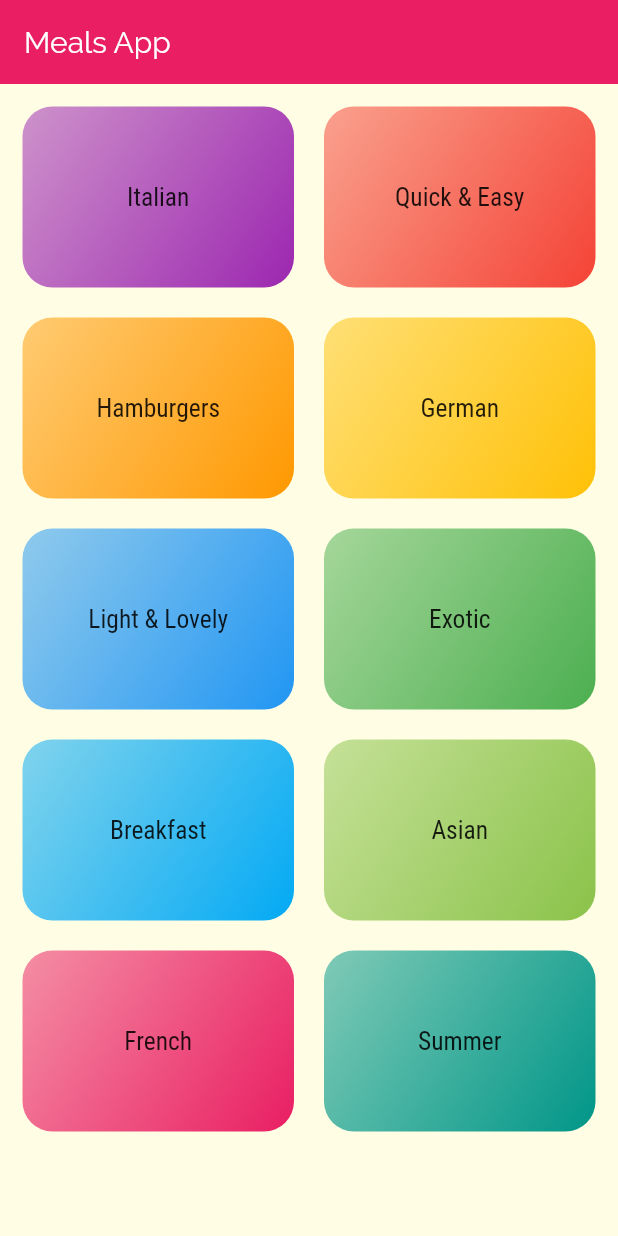
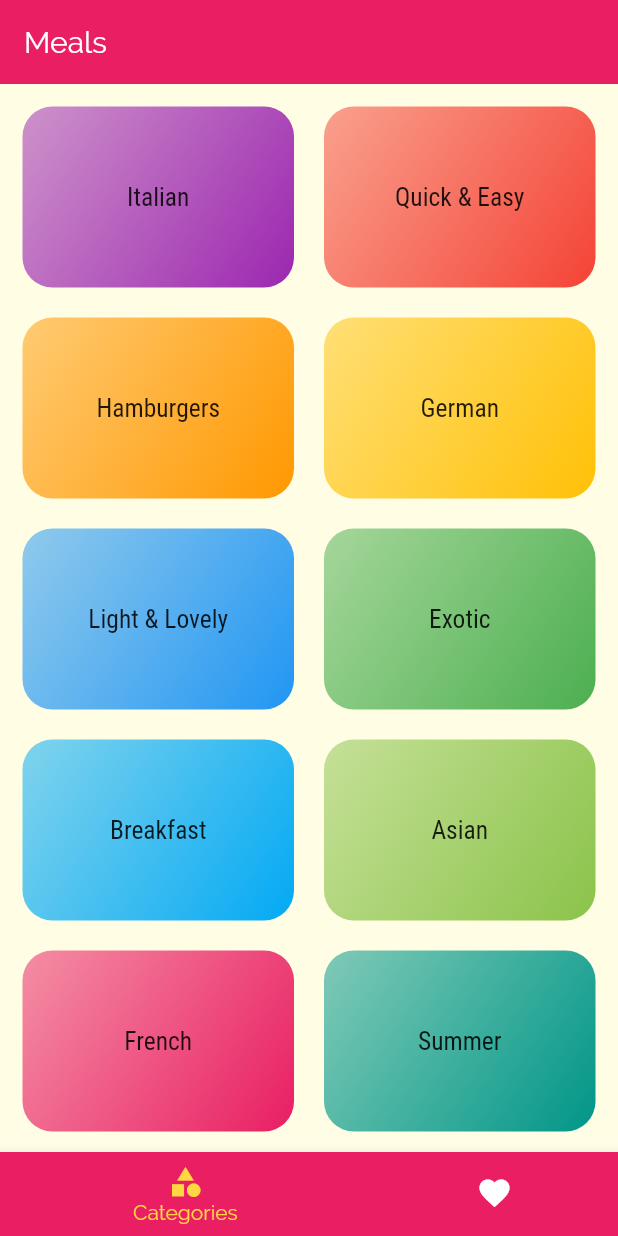
Before and after one commit to Annas-Furquan-Pasha/Meals-App, a Flutter app: the screen it shows after launch, on a phone screen of 412 x 824 dp. Run offline on Flutter 3.47's test engine with Material 2 defaults, Android fonts, the phone set to English and light mode, and no system bars.

Commit message:
...added some screens

```diff
--- a/lib/main.dart
+++ b/lib/main.dart
@@ -1,6 +1,6 @@
 import 'package:flutter/material.dart';
-import 'package:meals_app/screen/meal_steps.dart';
-import 'screen/home.dart';
+import 'package:meals_app/screen/meal_screen.dart';
+import './screen/tabs_screen.dart';
 import './screen/category_screen.dart';
 
 void main() => runApp(MaterialApp(
@@ -12,7 +12,7 @@ void main() => runApp(MaterialApp(
     fontFamily: 'Raleway',
   ),
   routes:{
-    '/' : (context) => const Home(),
+    '/' : (context) => const TabsScreen(),
     '/categoryScreen' : (context) => const CategoryScreen(),
     '/Meal_Screen': (context) => const MealSteps(),
   },
--- a/lib/screen/home.dart
+++ b/lib/screen/home.dart
@@ -11,20 +11,9 @@ class Home extends StatefulWidget {
 
 class _HomeState extends State<Home> {
 
-  // final List<Category> categories = [
-  //   const Category(id: 'c1', title: 'italian', color: Colors.red),
-  //   const Category(id: 'c2', title: 'mexican'),
-  //   const Category(id: 'c3', title: 'indian', color: Colors.blueAccent),
-  //   const Category(id: 'c4', title: 'chinese'),
-  //   const Category(id: 'c5', title: 'thai'),
-  //   const Category(id: 'c6', title: 'japanese'),
-  //   const Category(id: 'c7', title: 'english', color: Colors.amber),
-  //   const Category(id: 'c8', title: 'vegetarian'),
-  // ];
-
   final appBar = AppBar(
     elevation: 0.0,
-    title: const Text('Meals App'),
+    title: const Text('Meals'),
   );
 
   @override
--- /dev/null
+++ b/lib/screen/tabs_screen.dart
@@ -0,0 +1,45 @@
+import 'package:flutter/material.dart';
+import './home.dart';
+import './favorites_screen.dart';
+
+class TabsScreen extends StatefulWidget {
+  const TabsScreen({Key? key}) : super(key: key);
+
+  @override
+  State<TabsScreen> createState() => _TabsScreenState();
+}
+
+class _TabsScreenState extends State<TabsScreen> {
+
+  final List<Widget> _pages = const [
+    Home(),
+    Favorites(),
+  ];
+
+  int _pageIndex = 0;
+
+  void _selectTab(int index){
+    setState(() {
+      _pageIndex = index;
+    });
+  }
+
+  @override
+  Widget build(BuildContext context) {
+    return Scaffold(
+      body: _pages[_pageIndex],
+      bottomNavigationBar: BottomNavigationBar(
+        unselectedItemColor: Colors.white,
+        selectedItemColor: Colors.amberAccent,
+        currentIndex: _pageIndex,
+        type: BottomNavigationBarType.shifting,
+        onTap: _selectTab,
+        backgroundColor: Theme.of(context).primaryColor,
+        items: const [
+          BottomNavigationBarItem(icon: Icon(Icons.category), label: 'Categories', backgroundColor: Colors.pink,),
+          BottomNavigationBarItem(icon: Icon(Icons.favorite), label: 'Favorites', backgroundColor: Colors.pink,),
+        ],
+      ),
+    );
+  }
+}
```
Also changed, not shown: lib/screen/favorites_screen.dart (added, +20 -0 lines), lib/screen/meal_screen.dart (added, +82 -0 lines), lib/screen/meal_steps.dart (deleted, +0 -19 lines), 1 other file.
